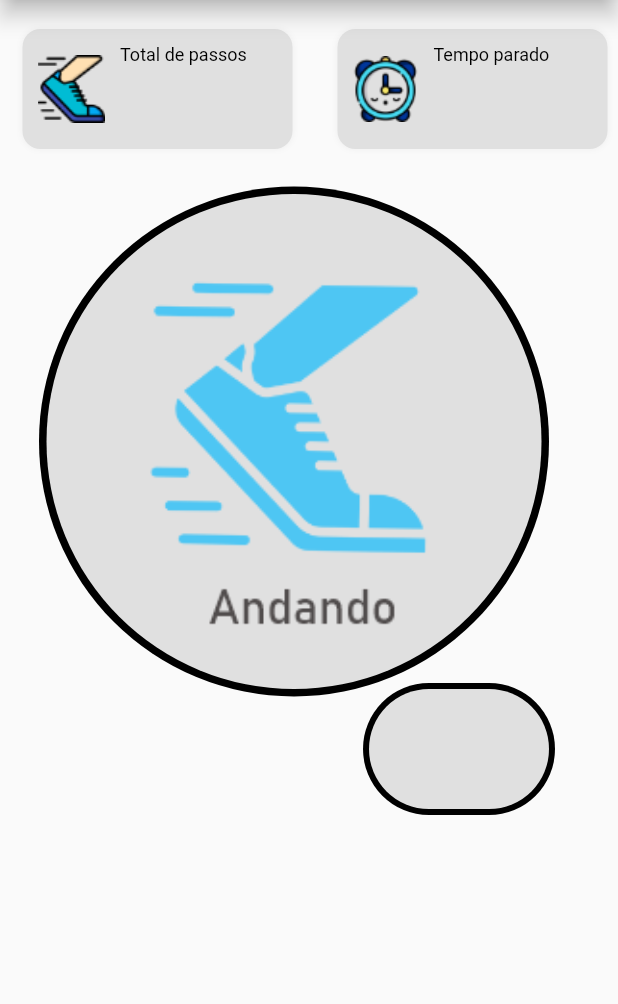
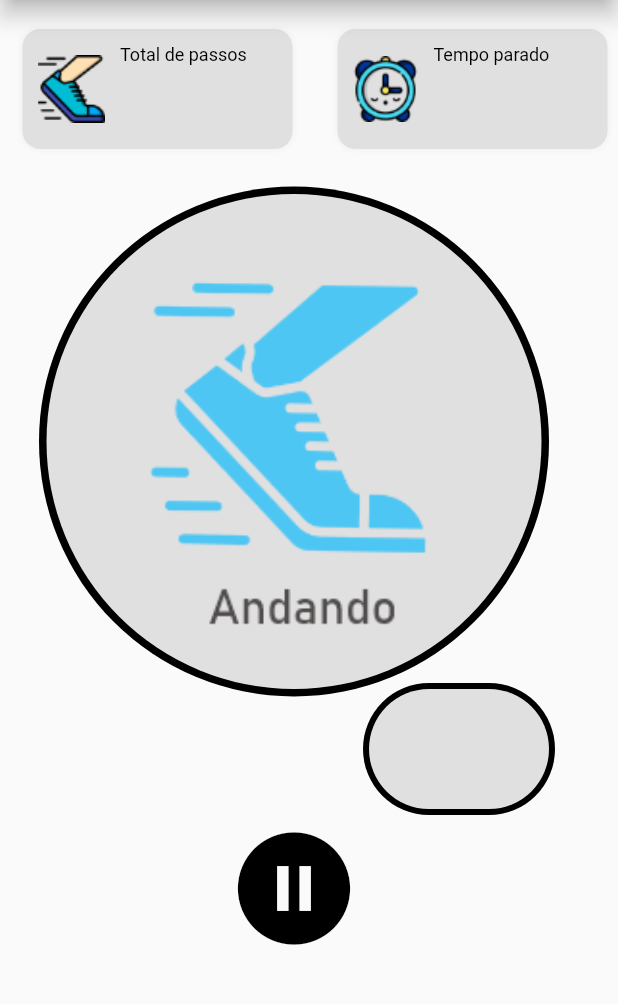
Before and after one commit to GersonVs/footstep, a Flutter app: the SegundaPagina screen opened directly, on a phone screen of 412 x 824 dp, the part 85-1089 px from its top. Run offline on Flutter 3.47's test engine with Material 2 defaults, Android fonts, the phone set to English and light mode, and no system bars.

Commit message:
back buttom

```diff
--- a/lib/main.dart
+++ b/lib/main.dart
@@ -322,6 +322,19 @@ class SegundaPagina extends StatelessWidget {
                 ],
               ),
             ),
+            Padding(
+              padding: EdgeInsets.only(right: 20),
+              child: IconButton(
+                  icon: Icon(Icons.pause_circle_filled, color: Colors.black),
+                  iconSize: 90,
+                  tooltip: 'Start',
+                  onPressed: () {
+                    Navigator.push(
+                        context,
+                        MaterialPageRoute(
+                            builder: (context) => PrimeiraPagina()));
+                  }),
+            ),
           ],
         ),
       ),
```
